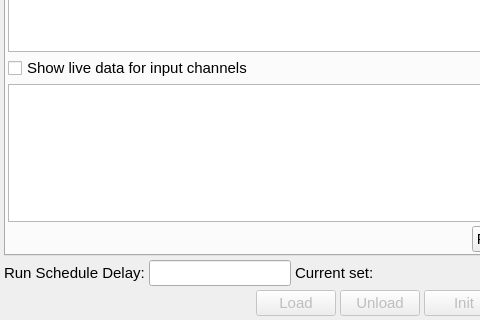
Old version of the form ccs/node/control_unit/ControlUnitEditor.ui in the repository bisegni/chaosframework; both pictures show x 0 to 480 and y 220 to 540 of the 760 by 540 pixel window.
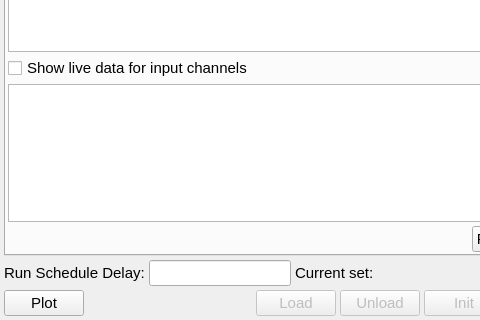
New version of the form. Custom widgets are drawn as their Qt base class.

Commit message: added the plot panel called by control unit editor. This new widged(in window) will permit to view change in time for the control unit dataset attribute

```diff
--- a/ccs/node/control_unit/ControlUnitEditor.ui
+++ b/ccs/node/control_unit/ControlUnitEditor.ui
@@ -811,6 +811,18 @@
      <property name="spacing">
       <number>4</number>
      </property>
+     <item>
+      <widget class="QPushButton" name="pushButton">
+       <property name="font">
+        <font>
+         <pointsize>11</pointsize>
+        </font>
+       </property>
+       <property name="text">
+        <string>Plot</string>
+       </property>
+      </widget>
+     </item>
      <item>
       <spacer name="horizontalSpacer">
        <property name="orientation">
```
The commit also changes 17 other files.
